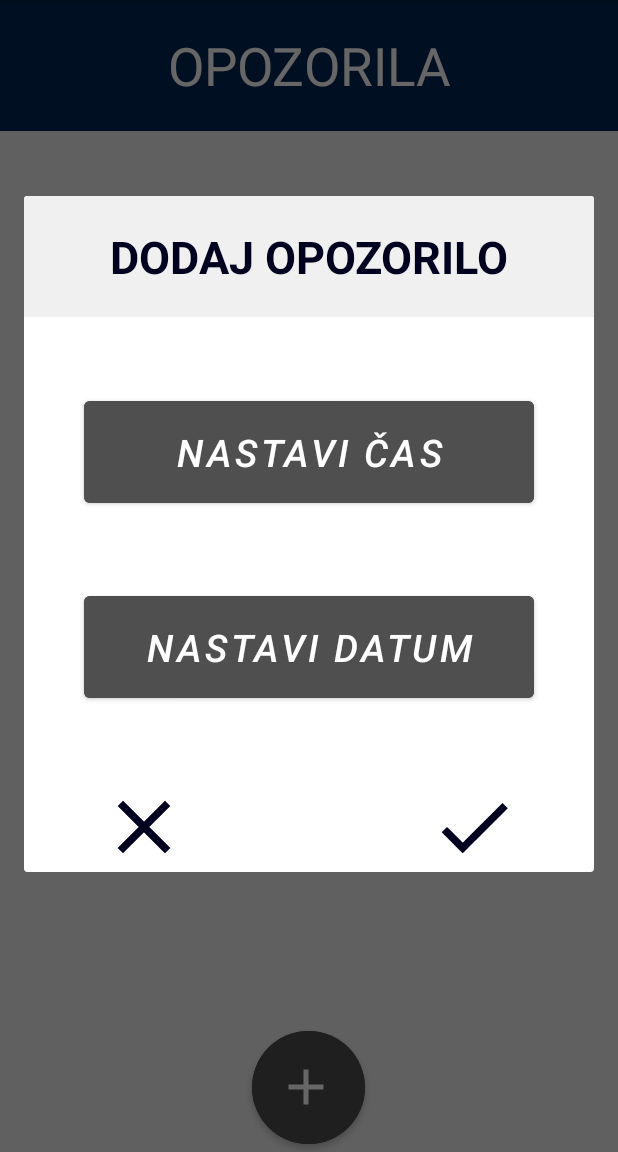
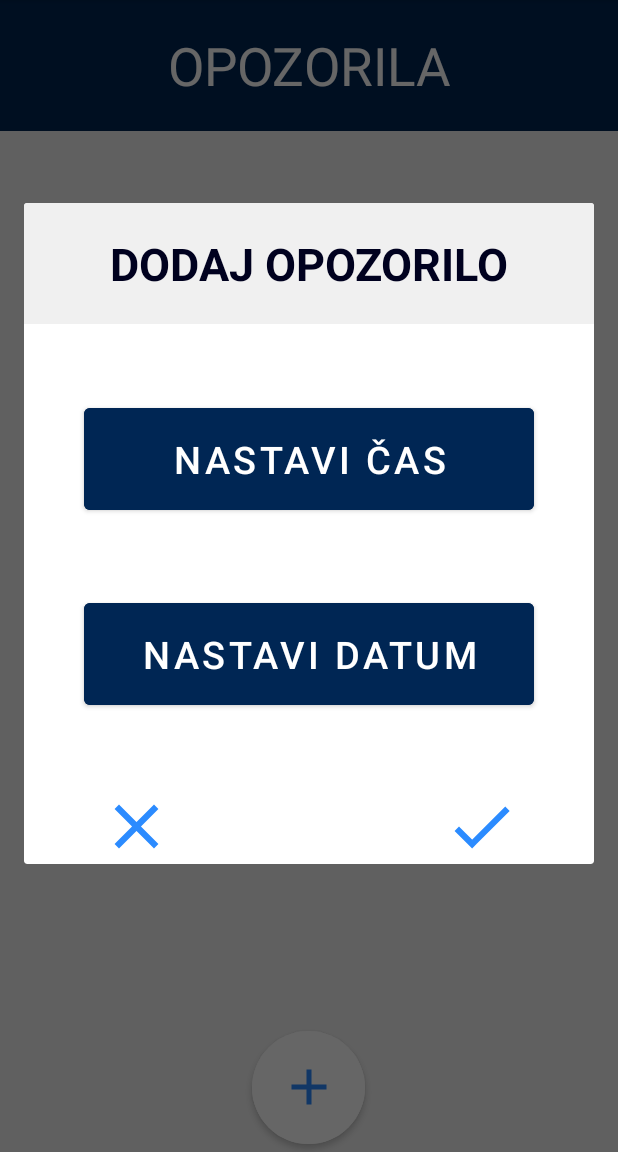
Before and after one commit to domenkl/WeatherApp, an Android app: the AlertsActivity screen opened directly, with no data from a screen before it, after a tap on an icon or button, on a phone screen of 412 x 824 dp, the part 84-1236 px from its top. Run offline under Robolectric (Android 15) with nearby library versions, the phone set to English and light mode, and no system bars.

Commit message:
Change styling, icon color

```diff
--- a/app/src/main/res/drawable/ic_add.xml
+++ b/app/src/main/res/drawable/ic_add.xml
@@ -5,6 +5,6 @@
     android:viewportWidth="24.0"
     android:viewportHeight="24.0">
     <path
-        android:fillColor="#ffffffff"
+        android:fillColor="@color/blue"
         android:pathData="M19,13h-6v6h-2v-6H5v-2h6V5h2v6h6v2z" />
 </vector>
--- a/app/src/main/res/layout/activity_alerts.xml
+++ b/app/src/main/res/layout/activity_alerts.xml
@@ -32,13 +32,15 @@
         android:layout_alignParentBottom="true"
         android:layout_centerHorizontal="true"
         android:layout_marginBottom="5dp"
-        android:backgroundTint="@color/darkGrey"
+        android:backgroundTint="@color/white"
         android:insetLeft="0dp"
         android:insetTop="0dp"
         android:insetRight="0dp"
         android:insetBottom="0dp"
+        android:padding="0dp"
         app:cornerRadius="50dp"
         app:icon="@drawable/ic_add"
+        app:iconTint="@null"
         app:iconGravity="textEnd"
         app:iconPadding="0dp"
         app:iconSize="40dp" />
--- a/app/src/main/res/layout/add_alert_popup.xml
+++ b/app/src/main/res/layout/add_alert_popup.xml
@@ -24,11 +24,11 @@
         android:layout_below="@id/add_alert_text"
         android:layout_centerHorizontal="true"
         android:layout_marginTop="50dp"
-        android:backgroundTint="@color/darkGrey"
+        android:backgroundTint="@color/darkBlue"
         android:text="@string/set_alert_time"
         android:textColor="@color/white"
         android:textSize="25sp"
-        android:textStyle="italic" />
+        android:textStyle="normal" />
 
     <Button
         android:id="@+id/set_alert_date"
@@ -37,32 +37,33 @@
         android:layout_below="@id/set_alert_time"
         android:layout_centerHorizontal="true"
         android:layout_marginTop="50dp"
-        android:backgroundTint="@color/darkGrey"
+        android:backgroundTint="@color/darkBlue"
         android:text="@string/set_alert_date"
         android:textSize="25sp"
-        android:textStyle="italic" />
+        android:textStyle="normal" />
 
     <Button
         android:id="@+id/cancel_alert"
-        android:layout_width="60dp"
-        android:layout_height="60dp"
+        android:layout_width="50dp"
+        android:layout_height="50dp"
         android:layout_below="@id/set_alert_date"
         android:layout_marginStart="50dp"
         android:layout_marginTop="50dp"
         android:background="@drawable/ic_cross"
+        android:backgroundTint="@color/blue"
         app:backgroundTint="@null"
-        app:drawableTint="@color/veryDarkBlue" />
+        app:drawableTint="@color/darkGrey" />
 
     <Button
         android:id="@+id/save_alert"
-        android:layout_width="60dp"
-        android:layout_height="60dp"
+        android:layout_width="50dp"
+        android:layout_height="50dp"
         android:layout_below="@id/set_alert_date"
         android:layout_alignParentEnd="true"
         android:layout_marginTop="50dp"
         android:layout_marginEnd="50dp"
         android:background="@drawable/ic_tick"
-        android:backgroundTint="@color/veryDarkBlue"
+        android:backgroundTint="@color/blue"
         app:backgroundTint="@null"
         app:drawableTint="@color/veryDarkBlue" />
 </RelativeLayout>
```
